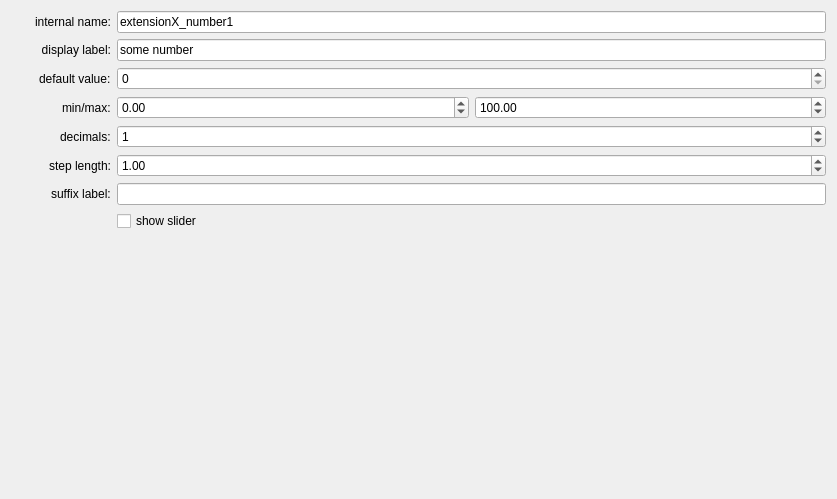
Before: the Qt Designer form ui/a2ctrl/number_edit.ui in ewerybody/a2, drawn with Qt 5.
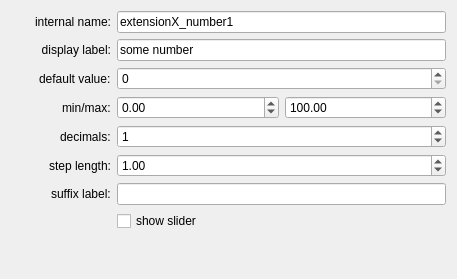
After: the same form once the commit is applied.

Commit message: number ui needed recompile

The edit to the form file:
```diff
--- a/ui/a2ctrl/number_edit.ui
+++ b/ui/a2ctrl/number_edit.ui
@@ -6,8 +6,8 @@
    <rect>
     <x>0</x>
     <y>0</y>
-    <width>837</width>
-    <height>499</height>
+    <width>457</width>
+    <height>279</height>
    </rect>
   </property>
   <property name="windowTitle">
```
The commit also changes 1 other file.
